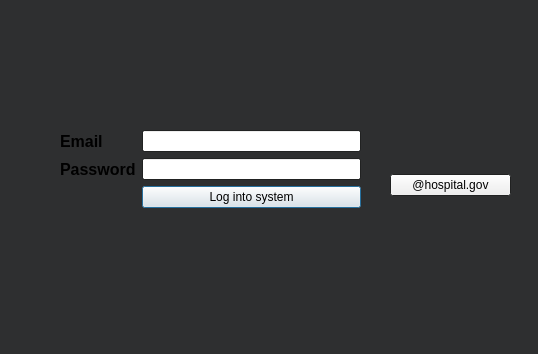
This is Medical-ML-Frontend/login.ui in Diecaal/TFG-Medical-ML-App as Qt 5 draws it before an edit. The edited form follows.
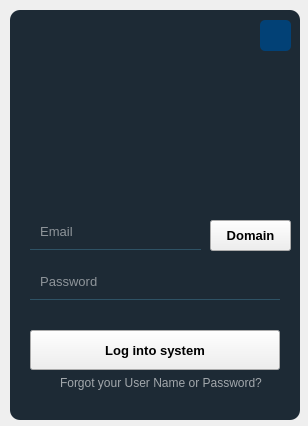
This is the edited form. Icons and pictures are not drawn.

```diff
--- a/Medical-ML-Frontend/login.ui
+++ b/Medical-ML-Frontend/login.ui
@@ -1,134 +1,231 @@
 <?xml version="1.0" encoding="UTF-8"?>
 <ui version="4.0">
  <class>LogIn</class>
- <widget class="QDialog" name="LogIn">
+ <widget class="QWidget" name="LogIn">
   <property name="geometry">
    <rect>
     <x>0</x>
     <y>0</y>
-    <width>538</width>
-    <height>354</height>
+    <width>308</width>
+    <height>426</height>
    </rect>
   </property>
-  <property name="palette">
-   <palette>
-    <active>
-     <colorrole role="Window">
-      <brush brushstyle="SolidPattern">
-       <color alpha="255">
-        <red>18</red>
-        <green>84</green>
-        <blue>136</blue>
-       </color>
-      </brush>
-     </colorrole>
-    </active>
-    <inactive>
-     <colorrole role="Window">
-      <brush brushstyle="SolidPattern">
-       <color alpha="255">
-        <red>46</red>
-        <green>47</green>
-        <blue>48</blue>
-       </color>
-      </brush>
-     </colorrole>
-    </inactive>
-    <disabled>
-     <colorrole role="Window">
-      <brush brushstyle="SolidPattern">
-       <color alpha="255">
-        <red>18</red>
-        <green>84</green>
-        <blue>136</blue>
-       </color>
-      </brush>
-     </colorrole>
-    </disabled>
-   </palette>
+  <property name="contextMenuPolicy">
+   <enum>Qt::DefaultContextMenu</enum>
   </property>
   <property name="windowTitle">
    <string>LogIn ML Application</string>
   </property>
-  <property name="sizeGripEnabled">
-   <bool>false</bool>
+  <property name="styleSheet">
+   <string notr="true">QPushButton#pushButton{
+background-color:rgba(2, 65, 118, 255);
+color:rgba(255, 255, 255, 200);
+border-radius:5px;
+}
+QPushButton#pushButton:pressed{
+padding-left:5px;
+padding-top:5px;
+background-color:rgba(2, 65, 118, 100);
+background-position:calc(100% - 10px)center;
+}
+QPushButton#pushButton:hover{
+background-color:rgba(2, 65, 118, 200);
+}</string>
   </property>
   <widget class="QWidget" name="formLayoutWidget">
    <property name="geometry">
     <rect>
-     <x>60</x>
-     <y>130</y>
-     <width>301</width>
-     <height>121</height>
+     <x>10</x>
+     <y>10</y>
+     <width>291</width>
+     <height>410</height>
     </rect>
    </property>
-   <layout class="QFormLayout" name="formLayout">
-    <item row="0" column="0">
-     <widget class="QLabel" name="label">
-      <property name="font">
-       <font>
-        <pointsize>12</pointsize>
-        <bold>true</bold>
-       </font>
-      </property>
-      <property name="text">
-       <string>Email </string>
-      </property>
-     </widget>
-    </item>
-    <item row="0" column="1">
-     <widget class="QLineEdit" name="lineEdit_email"/>
-    </item>
-    <item row="2" column="1">
-     <widget class="QPushButton" name="pushButton_login">
-      <property name="text">
-       <string>Log into system</string>
-      </property>
-      <property name="shortcut">
-       <string>Ctrl+L</string>
-      </property>
-     </widget>
-    </item>
-    <item row="1" column="0">
-     <widget class="QLabel" name="label_2">
-      <property name="font">
-       <font>
-        <pointsize>12</pointsize>
-        <bold>true</bold>
-       </font>
-      </property>
-      <property name="text">
-       <string>Password</string>
-      </property>
-     </widget>
-    </item>
-    <item row="1" column="1">
-     <widget class="QLineEdit" name="lineEdit_password">
-      <property name="echoMode">
-       <enum>QLineEdit::Password</enum>
-      </property>
-     </widget>
-    </item>
-   </layout>
-  </widget>
-  <widget class="QWidget" name="verticalLayoutWidget">
-   <property name="geometry">
-    <rect>
-     <x>390</x>
-     <y>60</y>
-     <width>121</width>
-     <height>251</height>
-    </rect>
+   <property name="styleSheet">
+    <string notr="true"/>
    </property>
-   <layout class="QVBoxLayout" name="verticalLayout">
-    <item>
-     <widget class="QPushButton" name="pushButton_hopistal_domain">
-      <property name="text">
-       <string>@hospital.gov</string>
-      </property>
-     </widget>
-    </item>
-   </layout>
+   <widget class="QLabel" name="label">
+    <property name="geometry">
+     <rect>
+      <x>0</x>
+      <y>0</y>
+      <width>290</width>
+      <height>410</height>
+     </rect>
+    </property>
+    <property name="styleSheet">
+     <string notr="true">background-color:rgba(16, 30, 41, 240);
+border-radius:10px;</string>
+    </property>
+    <property name="text">
+     <string/>
+    </property>
+   </widget>
+   <widget class="QLineEdit" name="lineEdit_email">
+    <property name="geometry">
+     <rect>
+      <x>20</x>
+      <y>210</y>
+      <width>171</width>
+      <height>30</height>
+     </rect>
+    </property>
+    <property name="font">
+     <font>
+      <pointsize>10</pointsize>
+     </font>
+    </property>
+    <property name="styleSheet">
+     <string notr="true">background-color:rgba(0, 0, 0, 0);
+border:1px solid rgba(0, 0, 0, 0);
+border-bottom-color:rgba(46, 82, 101, 255);
+color:rgb(255, 255, 255);
+padding-bottom:7px</string>
+    </property>
+    <property name="text">
+     <string/>
+    </property>
+    <property name="placeholderText">
+     <string>  Email</string>
+    </property>
+   </widget>
+   <widget class="QLineEdit" name="lineEdit_password">
+    <property name="geometry">
+     <rect>
+      <x>20</x>
+      <y>260</y>
+      <width>250</width>
+      <height>30</height>
+     </rect>
+    </property>
+    <property name="font">
+     <font>
+      <pointsize>10</pointsize>
+     </font>
+    </property>
+    <property name="styleSheet">
+     <string notr="true">background-color:rgba(0, 0, 0, 0);
+border:1px solid rgba(0, 0, 0, 0);
+border-bottom-color:rgba(46, 82, 101, 255);
+color:rgb(255, 255, 255);
+padding-bottom:7px</string>
+    </property>
+    <property name="echoMode">
+     <enum>QLineEdit::Password</enum>
+    </property>
+    <property name="placeholderText">
+     <string>  Password</string>
+    </property>
+   </widget>
+   <widget class="QPushButton" name="pushButton_login">
+    <property name="geometry">
+     <rect>
+      <x>20</x>
+      <y>320</y>
+      <width>250</width>
+      <height>40</height>
+     </rect>
+    </property>
+    <property name="font">
+     <font>
+      <pointsize>10</pointsize>
+      <bold>true</bold>
+     </font>
+    </property>
+    <property name="text">
+     <string>Log into system</string>
+    </property>
+   </widget>
+   <widget class="QLabel" name="labelPhoto">
+    <property name="geometry">
+     <rect>
+      <x>40</x>
+      <y>30</y>
+      <width>211</width>
+      <height>130</height>
+     </rect>
+    </property>
+    <property name="font">
+     <font>
+      <family>dripicons-v2</family>
+      <pointsize>70</pointsize>
+     </font>
+    </property>
+    <property name="styleSheet">
+     <string notr="true">color:rgba(0, 125, 236, 255);
+text-align: center;
+margin: 0 auto;</string>
+    </property>
+    <property name="text">
+     <string/>
+    </property>
+    <property name="pixmap">
+     <pixmap resource="resources.qrc">:/media/media/doctor-logo.png</pixmap>
+    </property>
+    <property name="scaledContents">
+     <bool>true</bool>
+    </property>
+    <property name="alignment">
+     <set>Qt::AlignCenter</set>
+    </property>
+    <property name="wordWrap">
+     <bool>false</bool>
+    </property>
+    <property name="openExternalLinks">
+     <bool>false</bool>
+    </property>
+   </widget>
+   <widget class="QLabel" name="btnForget">
+    <property name="geometry">
+     <rect>
+      <x>50</x>
+      <y>365</y>
+      <width>211</width>
+      <height>16</height>
+     </rect>
+    </property>
+    <property name="styleSheet">
+     <string notr="true">color:rgba(255, 255, 255, 150);</string>
+    </property>
+    <property name="text">
+     <string>Forgot your User Name or Password?</string>
+    </property>
+   </widget>
+   <widget class="QPushButton" name="pushButton_hopistal_domain">
+    <property name="geometry">
+     <rect>
+      <x>200</x>
+      <y>210</y>
+      <width>81</width>
+      <height>31</height>
+     </rect>
+    </property>
+    <property name="font">
+     <font>
+      <pointsize>10</pointsize>
+      <bold>true</bold>
+     </font>
+    </property>
+    <property name="text">
+     <string>Domain</string>
+    </property>
+   </widget>
+   <widget class="QPushButton" name="pushButton">
+    <property name="geometry">
+     <rect>
+      <x>250</x>
+      <y>10</y>
+      <width>31</width>
+      <height>31</height>
+     </rect>
+    </property>
+    <property name="text">
+     <string/>
+    </property>
+    <property name="icon">
+     <iconset theme="application-exit"/>
+    </property>
+   </widget>
   </widget>
  </widget>
  <resources/>
```
Left out of the diff: 8 changed lines with no effect on the pictures.
